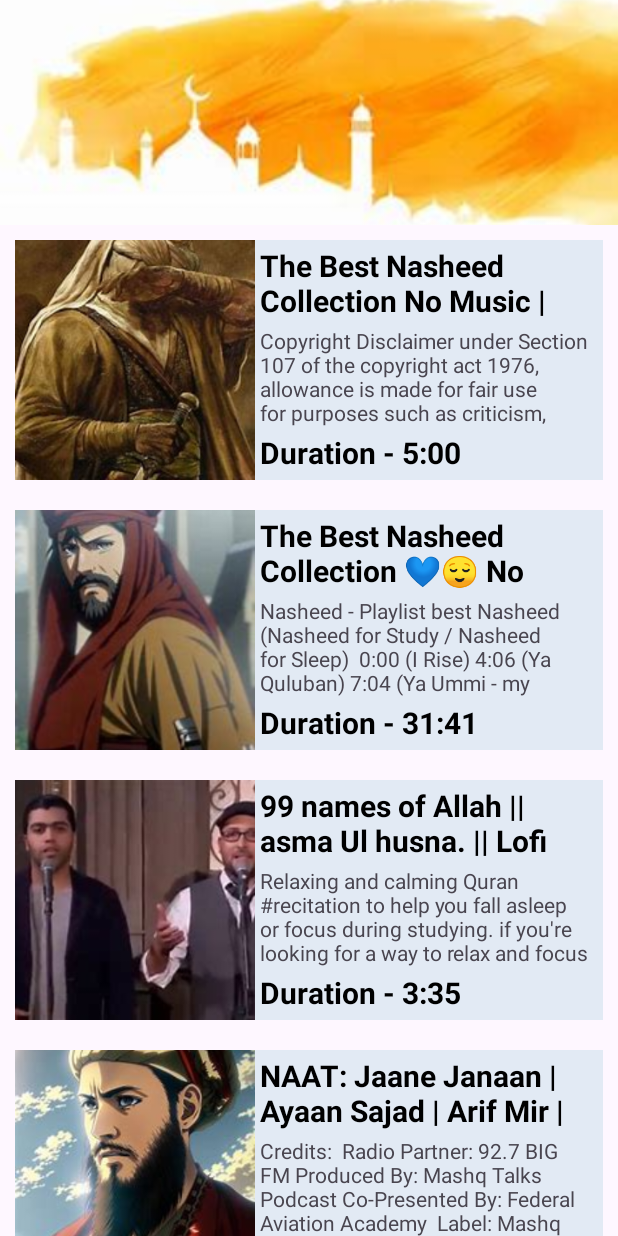
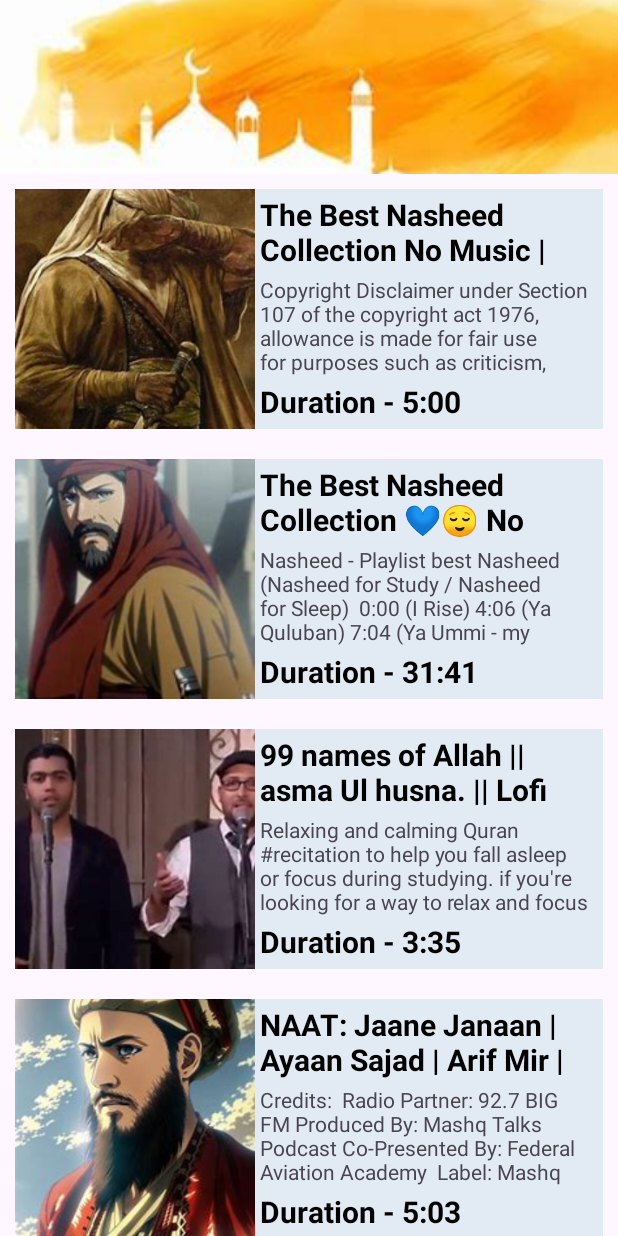
Before and after one commit to MuhammadMahaburRahman/Youtube_Player, an Android app: the screen it shows after launch (MainActivity), on a phone screen of 412 x 824 dp. Run offline under Robolectric (Android 15) with nearby library versions, the phone set to English and light mode, and no system bars.

Commit message:
Update activity_main.xml

```diff
--- a/app/src/main/res/layout/activity_main.xml
+++ b/app/src/main/res/layout/activity_main.xml
@@ -14,7 +14,7 @@
 
     <ImageView
         android:layout_width="match_parent"
-        android:layout_height="150dp"
+        android:layout_height="match_parent"
         android:src="@drawable/banner"
         android:scaleType="centerCrop"/>
 
```
